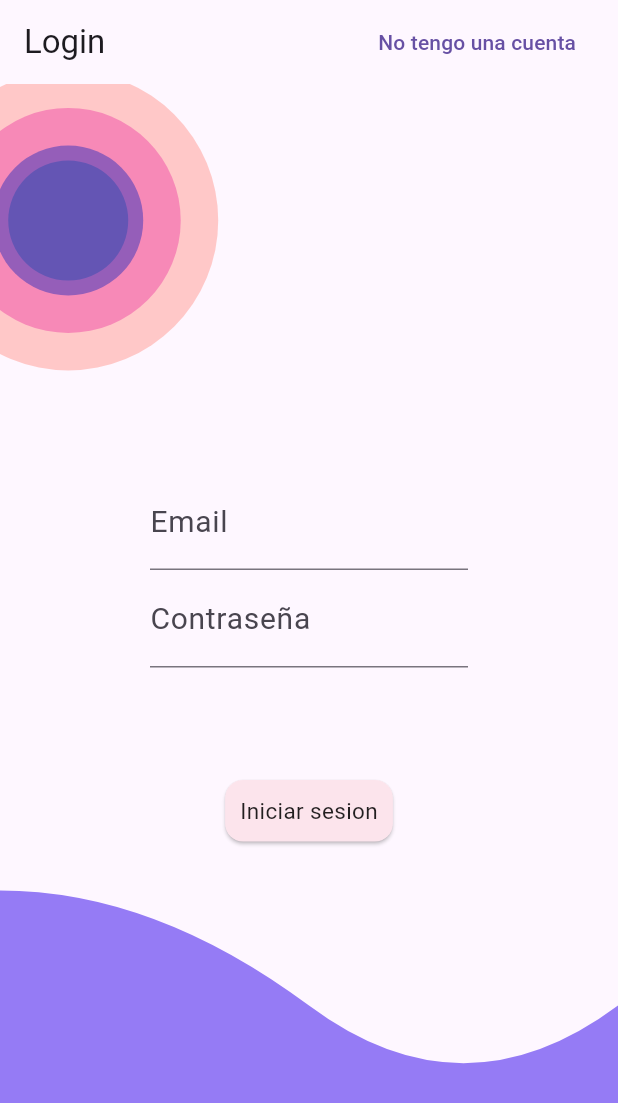
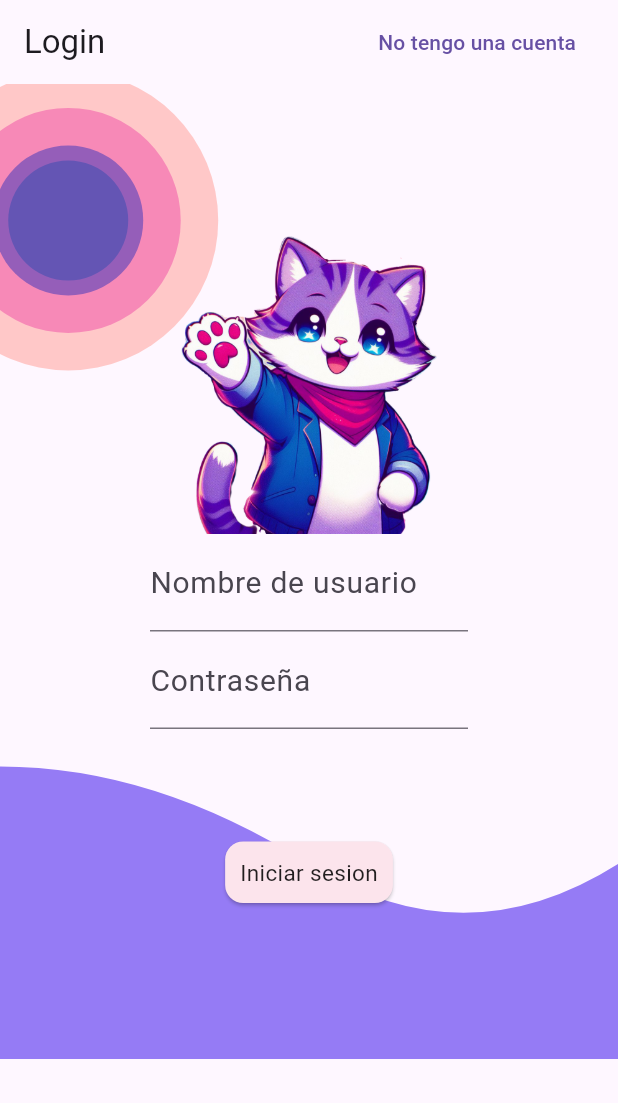
Before and after one commit to enekor/Cuentas, a Flutter app: the screen it shows after launch, on a phone screen of 412 x 824 dp. Shown: the top 1103 px of the screen. Run offline on Flutter 3.47's test engine with Material 3 defaults, Android fonts, the phone set to English and light mode, and no system bars; our stand-ins replace cloud_firestore, firebase_auth, firebase_core, get; missing offline and left inert: dart:js_interop; accounts and stored records are empty.

Commit message:
listo, falta compilar android y probar

```diff
--- a/lib/models/Cuenta.dart
+++ b/lib/models/Cuenta.dart
@@ -11,7 +11,7 @@ class Cuenta{
   Cuenta({required this.id,required this.Nombre,required this.Meses, required this.posicion});
 
   factory Cuenta.fromJson(Map<String, dynamic> json) => Cuenta(
-    id: json["id"],
+    id: json["id"].toString(),
     Nombre: json["Nombre"],
     Meses: List<Mes>.from(json["Meses"].map((x) => Mes.fromJson(x))),
     posicion: json["posicion"]
--- a/lib/pantallas/login/loginPage.dart
+++ b/lib/pantallas/login/loginPage.dart
@@ -20,7 +20,7 @@ class _LoginPageState extends State<LoginPage> {
 
   Future signIn() async{
     try{
-      await Auth().signInEmailPassword(email: _emailCOntroller.text, password: _passwordCOntroller.text);
+      await Auth().signInEmailPassword(email: "${_emailCOntroller.text}@gastoscopio.com", password: _passwordCOntroller.text);
     } on FirebaseAuthException catch (e) {
       setState(() {
         errorMessage = e.message;
@@ -32,7 +32,7 @@ class _LoginPageState extends State<LoginPage> {
 
     if (_passwordCOntroller.text == _repPasswordCOntroller.text) {
       try{
-        await Auth().registerWithUserPassword(email: _emailCOntroller.text, password: _passwordCOntroller.text);
+        await Auth().registerWithUserPassword(email: "${_emailCOntroller.text}@gastoscopio.com", password: _passwordCOntroller.text);
       } on FirebaseAuthException catch (e){
         setState(() {
           errorMessage = e.message;
@@ -51,10 +51,14 @@ class _LoginPageState extends State<LoginPage> {
         child: Column(
           mainAxisAlignment: MainAxisAlignment.center,
           children: [
+            Image.asset(
+              "lib/assets/images/gatohola.png",
+              height: 200,
+              width: 200,),
             TextField(
               controller: _emailCOntroller,
               decoration: const InputDecoration(
-                labelText: "Email"
+                labelText: "Nombre de usuario"
               ),
             ),
             TextField(
@@ -87,10 +91,14 @@ class _LoginPageState extends State<LoginPage> {
         child: Column(
           mainAxisAlignment: MainAxisAlignment.center,
           children: [
+            Image.asset(
+              "lib/assets/images/gatoapunta.png",
+              height: 200,
+              width: 200,),
             TextField(
               controller: _emailCOntroller,
               decoration: const InputDecoration(
-                labelText: "Email"
+                labelText: "Nombre de usuario"
               ),
             ),
             TextField(
@@ -143,9 +151,11 @@ class _LoginPageState extends State<LoginPage> {
       ),
       body: CustomPaint(
         painter: MyPattern(context),
-        child: isLogin
-          ?login()
-          :register(),
+        child: SingleChildScrollView(
+          child: isLogin
+            ?login()
+            :register(),
+        ),
       ),
     );
   }
--- a/pubspec.yaml
+++ b/pubspec.yaml
@@ -59,6 +59,8 @@ flutter:
   assets:
     - lib/assets/images/
     - lib/assets/images/gatook.png
+    - lib/assets/images/gatohola.png
+    - lib/assets/images/gatoapunta.png
   #   - images/a_dot_ham.jpeg
 
   # An image asset can refer to one or more resolution-specific "variants", see
```
Also changed, not shown: lib/dao/cuentaDao.dart (+7 -3 lines), lib/home/home.dart (+23 -7 lines), lib/assets/images/gatoapunta.png (added), lib/assets/images/gatohola.png (added).
